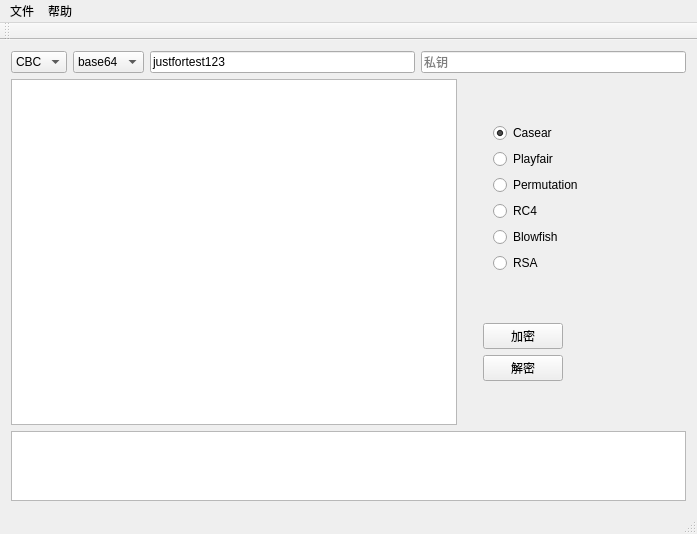
Above: ui/mainwindow.ui from orzzzzzzzzzzzz/fileSecrecySystem before the change. Below: the same form after it.
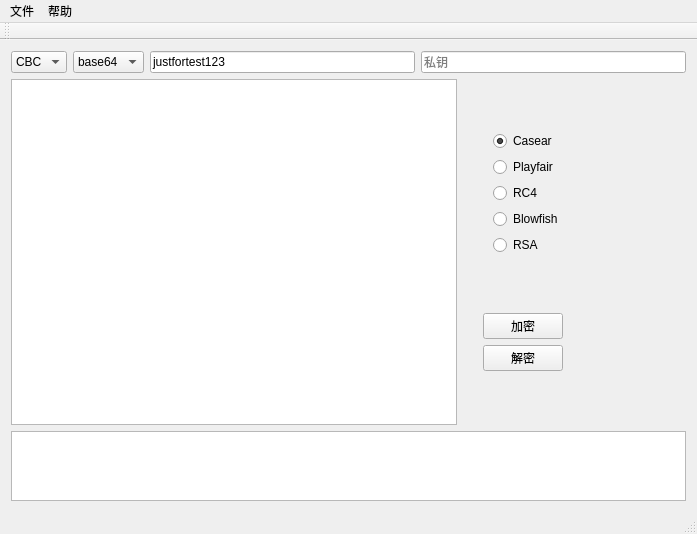
That is the form after the change.

```diff
--- a/ui/mainwindow.ui
+++ b/ui/mainwindow.ui
@@ -85,7 +85,7 @@
         <item>
          <layout class="QVBoxLayout" name="verticalLayout" stretch="5,1">
           <item>
-           <layout class="QVBoxLayout" name="verticalLayout_3" stretch="0,0,0,1,0,1">
+           <layout class="QVBoxLayout" name="verticalLayout_3" stretch="0,0,1,0,1">
             <property name="leftMargin">
              <number>30</number>
             </property>
@@ -106,13 +106,6 @@
               </property>
              </widget>
             </item>
-            <item>
-             <widget class="QRadioButton" name="Permutation">
-              <property name="text">
-               <string>Permutation</string>
-              </property>
-             </widget>
-            </item>
             <item alignment="Qt::AlignLeft">
              <widget class="QRadioButton" name="RC4">
               <property name="text">
```
